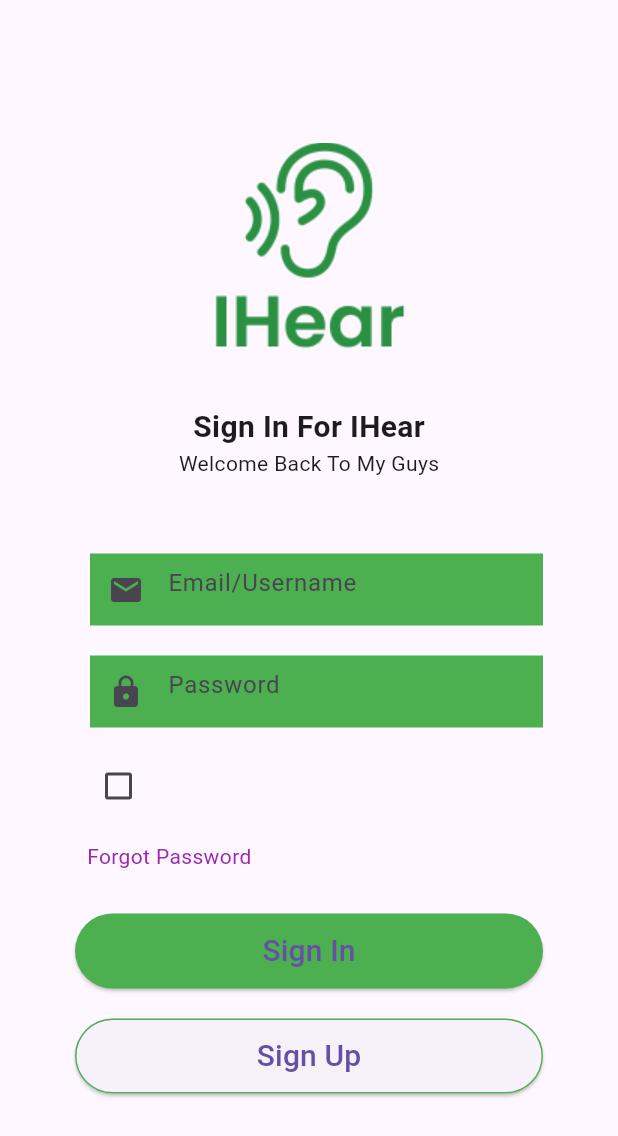
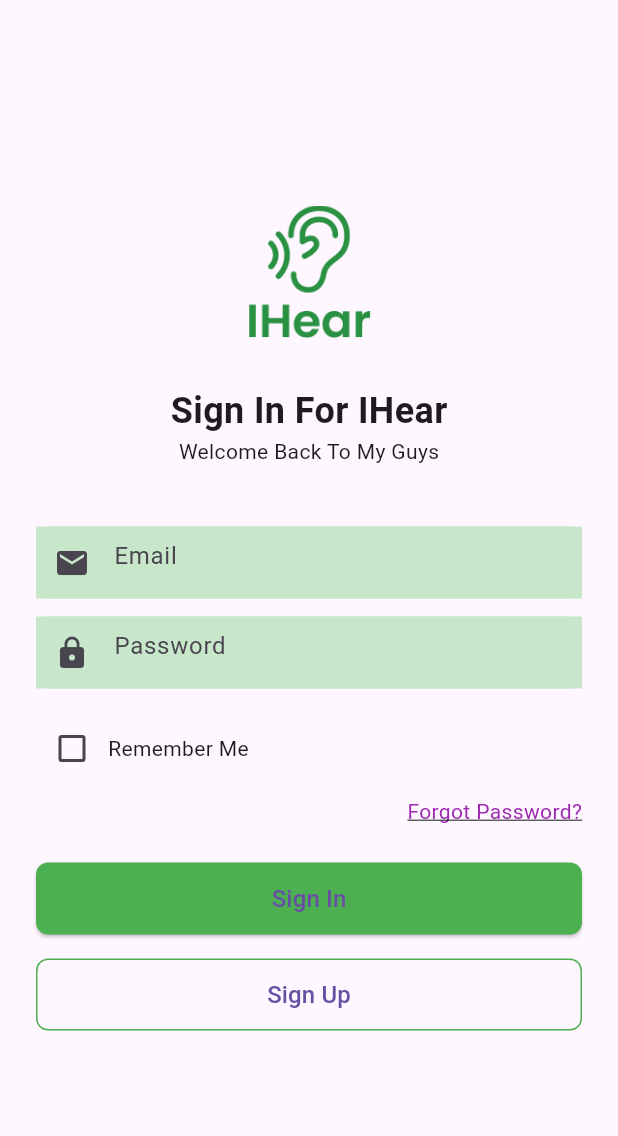
Before and after one commit to protingihear/mobile, a Flutter app: the screen it shows after launch, on a phone screen of 412 x 824 dp. Shown: the top 1136 px of the screen. Run offline on Flutter 3.47's test engine with Material 3 defaults, Android fonts, the phone set to English and light mode, and no system bars; our stand-ins replace image_picker, permission_handler, shared_preferences, speech_to_text.

Commit message:
add SharedPreference for user id, routing navbar, UI sign in/up

```diff
--- a/lib/sign_in.dart
+++ b/lib/sign_in.dart
@@ -1,9 +1,6 @@
-import 'package:bisadenger/community.dart';
+import 'package:shared_preferences/shared_preferences.dart';
 import 'home_page.dart';
-import 'package:bisadenger/lesson1.dart';
-import 'package:bisadenger/main.dart';
 import 'package:flutter/material.dart';
-import 'dataUser.dart';
 import 'sign_up.dart';
 import 'package:http/http.dart' as http;
 import 'dart:convert';
@@ -20,8 +17,6 @@ class _Sign_In_Page extends State<Sign_In_Page> {
   final TextEditingController _passwordController = TextEditingController();
   String? _responseMessage;
 
-  List<List<String>> dataUser = Datauser().dataUser;
-
   @override
   Widget build(BuildContext context) {
     return SafeArea(
@@ -29,68 +24,74 @@ class _Sign_In_Page extends State<Sign_In_Page> {
         body: Center(
           child: SingleChildScrollView(
             child: Padding(
-              padding: const EdgeInsets.all(50.0),
+              padding: const EdgeInsets.symmetric(horizontal: 24.0),
               child: Column(
                 crossAxisAlignment: CrossAxisAlignment.start,
                 children: <Widget>[
                   Center(
-                    child: Image.asset('assets/images/Logo_IHear.png'),
+                    child: Image.asset(
+                      'assets/images/Logo_IHear.png',
+                      height: 100,
+                    ),
                   ),
                   SizedBox(height: 20),
                   Center(
                     child: Text(
                       'Sign In For IHear',
                       style: TextStyle(
-                        fontSize: 20,
+                        fontSize: 24,
                         fontWeight: FontWeight.bold,
                       ),
                     ),
                   ),
-                  Center(child: Text('Welcome Back To My Guys')),
-                  SizedBox(height: 50),
+                  Center(
+                    child: Text('Welcome Back To My Guys'),
+                  ),
+                  SizedBox(height: 40),
+
                   // Email/Username TextField
                   Container(
-                    width: double.infinity, // Lebar penuh
-                    padding: EdgeInsets.only(left: 10),
+                    decoration: BoxDecoration(
+                      color: Colors.green[100],
+                      borderRadius: BorderRadius.circular(8),
+                    ),
                     child: TextField(
                       controller: _emailController,
                       decoration: InputDecoration(
-                        hintText: 'Email/Username',
+                        hintText: 'Email',
                         border: InputBorder.none,
                         filled: true,
-                        fillColor: Colors.green,
-                        prefixIcon: Padding(
-                          padding: EdgeInsets.symmetric(horizontal: 10.0),
-                          child: Icon(Icons.email),
+                        fillColor: Colors.green[100],
+                        prefixIcon: Icon(Icons.email),
                       ),
                     ),
                   ),
-                  ),
-                  SizedBox(height: 20),
+                  SizedBox(height: 12),
+
                   // Password TextField
                   Container(
-                    width: double.infinity, // Lebar penuh
-                    padding: EdgeInsets.only(left: 10),
+                    decoration: BoxDecoration(
+                      color: Colors.green[100],
+                      borderRadius: BorderRadius.circular(8),
+                    ),
                     child: TextField(
                       controller: _passwordController,
                       decoration: InputDecoration(
                         hintText: 'Password',
                         border: InputBorder.none,
                         filled: true,
-                        fillColor: Colors.green,
-                        prefixIcon: Padding(
-                          padding: EdgeInsets.symmetric(horizontal: 10.0),
-                          child: Icon(Icons.lock),
-                        ),
+                        fillColor: Colors.green[100],
+                        prefixIcon: Icon(Icons.lock),
                       ),
                       obscureText: true,
                     ),
                   ),
-                  SizedBox(height: 10),
+                  SizedBox(height: 16),
+
                   // Checkbox Remember Me
-                  Container(
-                    padding: EdgeInsets.all(5),
-                    child: Checkbox(
+                  Row(
+                    children: [
+                      Checkbox(
                         value: isChecked,
                         onChanged: (bool? value) {
                           setState(() {
@@ -98,56 +99,76 @@ class _Sign_In_Page extends State<Sign_In_Page> {
                           });
                         },
                       ),
+                      Text('Remember Me'),
+                    ],
                   ),
-                  Padding(
-                    padding: const EdgeInsets.all(8.0),
-                    child: InkWell(
+                  SizedBox(height: 8),
+
+                  // Forgot Password Link
+                  Align(
+                    alignment: Alignment.centerRight,
+                    child: GestureDetector(
                       child: Text(
-                        'Forgot Password',
-                        style: TextStyle(color: Colors.purple),
+                        'Forgot Password?',
+                        style: TextStyle(
+                          color: Colors.purple,
+                          decoration: TextDecoration.underline,
+                        ),
                       ),
                       onTap: () {
-                        print('Makanya jangan keringan ngocok');
+                        print('Forgot Password tapped');
                       },
                     ),
                   ),
-                  SizedBox(height: 20),
-                  // Tombol Sign In
-                  Container(
-                    width: double.infinity, // Lebar penuh
-                    height: 50,
-                    child: ElevatedButton(
-                      onPressed: login,
+                  SizedBox(height: 24),
+
+                  // Sign In Button
+                  ElevatedButton(
                     style: ElevatedButton.styleFrom(
                       backgroundColor: Colors.green,
+                      minimumSize: Size(double.infinity, 48),
+                      shape: RoundedRectangleBorder(
+                        borderRadius: BorderRadius.circular(8),
                       ),
+                    ),
+                    onPressed: login,
+                    child: Text('Sign In', style: TextStyle(fontSize: 16)),
+                  ),
+
+                  // Menampilkan pesan error jika ada
+                  if (_responseMessage != null)
+                    Padding(
+                      padding: const EdgeInsets.only(top: 16.0),
+                      child: Center(
                         child: Text(
-                        'Sign In',
-                        style: TextStyle(fontSize: 20),
+                          _responseMessage!,
+                          style: TextStyle(
+                            color: Colors.red,
+                            fontSize: 14,
+                          ),
+                          textAlign: TextAlign.center,
                         ),
                       ),
                     ),
-                  SizedBox(height: 20),
-                  // Tombol Sign Up
-                  Container(
-                    width: double.infinity, // Lebar penuh
-                    height: 50,
-                    child: ElevatedButton(
+
+                  SizedBox(height: 16),
+
+                  // Sign Up Button
+                  OutlinedButton(
+                    style: OutlinedButton.styleFrom(
+                      side: BorderSide(color: Colors.green),
+                      minimumSize: Size(double.infinity, 48),
+                      shape: RoundedRectangleBorder(
+                        borderRadius: BorderRadius.circular(8),
+                      ),
+                    ),
                     onPressed: () {
                       Navigator.push(
                         context,
-                          MaterialPageRoute(
-                              builder: (context) => Sign_Up_Page()),
+                        MaterialPageRoute(builder: (context) => Sign_Up_Page()),
                       );
                     },
-                      style: ElevatedButton.styleFrom(
-                        side: BorderSide(color: Colors.green),
-                      ),
-                      child: Text(
-                        'Sign Up',
-                        style: TextStyle(fontSize: 20),
-                      ),
-                    ),
+                    child: Text('Sign Up', style: TextStyle(fontSize: 16)),
                   ),
                 ],
               ),
@@ -159,7 +180,6 @@ class _Sign_In_Page extends State<Sign_In_Page> {
   }
 
   // Fungsi login untuk mengecek email dan password
-
   Future<void> login() async {
     final email = Uri.encodeComponent(_emailController.text);
     final password = Uri.encodeComponent(_passwordController.text);
@@ -172,17 +192,25 @@ class _Sign_In_Page extends State<Sign_In_Page> {
 
       if (response.statusCode == 200) {
         final data = jsonDecode(response.body);
+        final userId = data['userId']; // Ambil userId dari response
+
+        // Simpan userId ke SharedPreferences
+        final prefs = await SharedPreferences.getInstance();
+        await prefs.setInt('userId', userId);
+
+        // Tampilkan pesan sukses dan navigasi ke Homepage
         setState(() {
           _responseMessage = "Login successful: ${data['message']}";
         });
+
         Navigator.pushReplacement(
           context,
           MaterialPageRoute(builder: (context) => Homepage()),
         );
       } else {
+        final message = jsonDecode(response.body)['message'];
         setState(() {
-          _responseMessage =
-              "Login failed: ${jsonDecode(response.body)['message']}";
+          _responseMessage = "Login failed: $message";
         });
       }
     } catch (error) {
--- a/pubspec.yaml
+++ b/pubspec.yaml
@@ -24,6 +24,7 @@ dependencies:
   flutter_test:
     sdk: flutter
   google_fonts: ^6.2.1
+  shared_preferences: any
 
 # The following section is specific to Flutter
 flutter:
```
Also changed, not shown: lib/home_page.dart (+44 -11 lines), lib/profile.dart (+0 -27 lines), lib/sign_up.dart (+16 -0 lines), pubspec.lock, 1 other file. Lines whose indentation alone changed are shown as unchanged.
